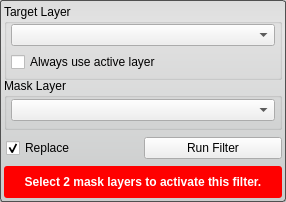
The window that src/Interface/ToolInterface/XorFilterInterface.ui (rblake/seg3d2) describes before a commit, drawn with Qt 5.
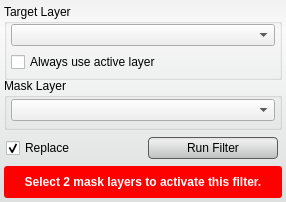
The same window after the commit. Custom widgets are drawn as their Qt base class.

What changed in the file:
```diff
--- a/src/Interface/ToolInterface/XorFilterInterface.ui
+++ b/src/Interface/ToolInterface/XorFilterInterface.ui
@@ -34,8 +34,28 @@
   <property name="styleSheet">
    <string notr="true">QWidget#XorFilterInterface{
 	border-radius: 3px;
-	border: 1px solid rgb(80, 80,80);
-	background-color: qlineargradient(spread:pad, x1:0.5, y1:0, x2:0.5, y2:0.960227, stop:0 rgba(221, 221, 221, 255), stop:0.155779 rgba(228, 228, 228, 255), stop:1 rgba(202, 204, 204, 255));      
+	background-color: qlineargradient(spread:pad, x1:0.5, y1:0, x2:0.5, y2:0.960227, stop:0 rgba(241, 241, 241, 255), stop:0.155779 rgba(250, 250, 250, 255), stop:1 rgba(222, 224, 224, 255));      
+}
+
+QPushButton{
+	background-color: qlineargradient(spread:pad, x1:0.5, y1:0, x2:0.5, y2:0.960227, stop:0 rgba(221, 221, 221, 255), stop:0.155779 rgba(238, 238, 238, 255), stop:1 rgba(192, 194, 194, 255));
+	border-radius: 4px;
+	border: 1px solid rgb(90, 90, 90);
+	margin:4px;
+}
+
+QPushButton:hover{
+	background-color: qlineargradient(spread:pad, x1:0.5, y1:0, x2:0.5, y2:1, stop:0 rgba(195, 195, 195, 255), stop:0.253769 rgba(206, 206, 206, 255), stop:1 rgba(185, 185, 185, 255));
+	border-radius: 4px;
+	border: 1px solid rgb(90, 90, 90);
+	margin:4px;
+}
+
+QPushButton:pressed{
+	background-color: qlineargradient(spread:pad, x1:0.5, y1:0, x2:0.5, y2:1, stop:0 rgba(150, 150, 150, 255), stop:0.753769 rgba(206, 206, 206, 255), stop:1 rgba(185, 185, 185, 255));
+	border-radius: 4px;
+	border: 1px solid rgb(90, 90, 90);
+	margin:4px;
 }</string>
   </property>
   <layout class="QVBoxLayout" name="verticalLayout">
@@ -213,6 +233,12 @@
       </item>
       <item>
        <widget class="QPushButton" name="runFilterButton">
+        <property name="minimumSize">
+         <size>
+          <width>0</width>
+          <height>30</height>
+         </size>
+        </property>
         <property name="text">
          <string>Run Filter</string>
         </property>
```
